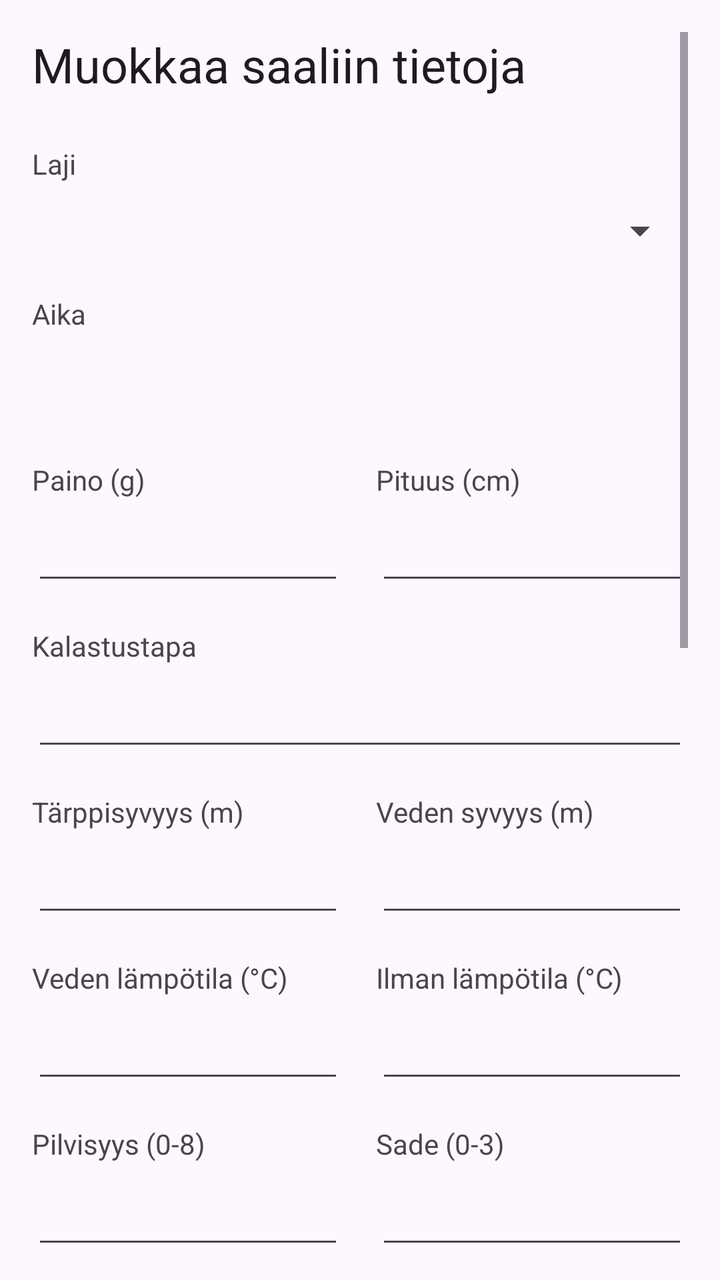
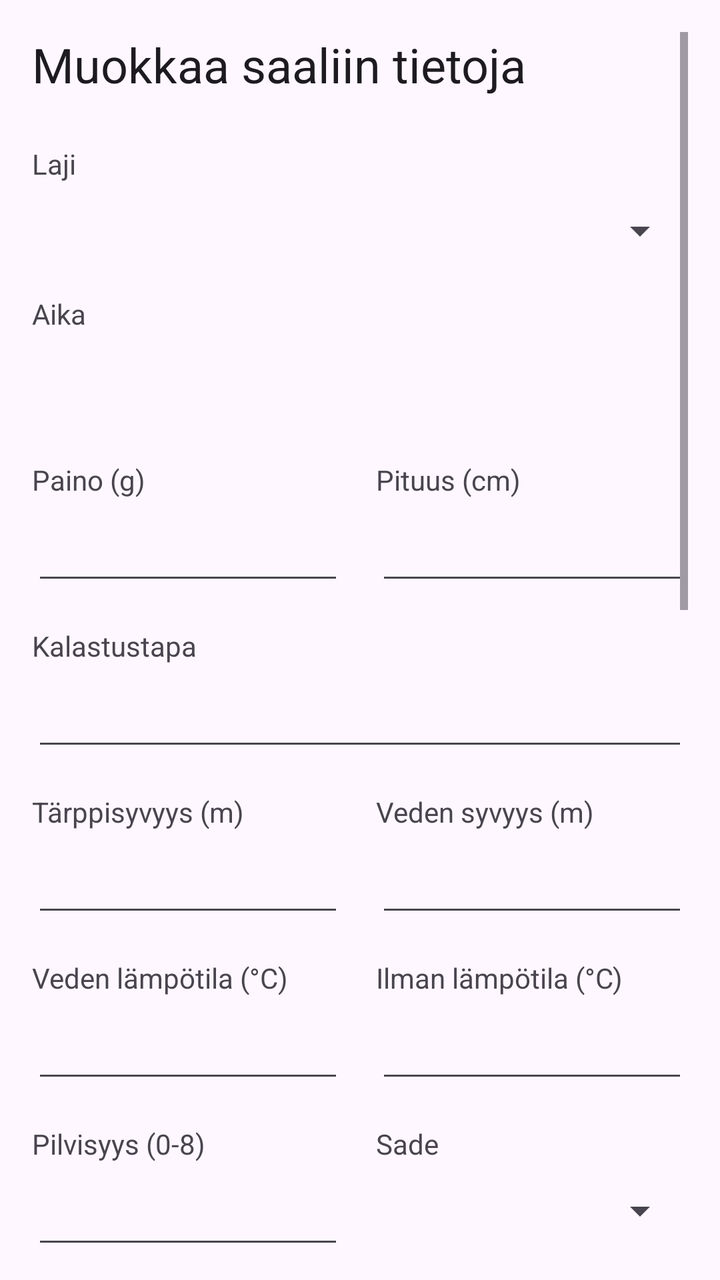

Screens rendered from an Android XML layout before and after an edit, with the pre-edit source and the edit as a unified diff.
<!-- AndroidManifest.xml: application theme Theme.KalaKartta -->
<!-- res/layout/activity_edit_catch.xml -->
<?xml version="1.0" encoding="utf-8"?>
<ScrollView xmlns:android="http://schemas.android.com/apk/res/android"
    xmlns:app="http://schemas.android.com/apk/res-auto"
    android:layout_width="match_parent"
    android:layout_height="match_parent"
    android:padding="16dp">

    <LinearLayout
        android:layout_width="match_parent"
        android:layout_height="wrap_content"
        android:orientation="vertical">

        <TextView
            android:layout_width="match_parent"
            android:layout_height="wrap_content"
            android:text="@string/edit_catch_title"
            android:textAppearance="@style/TextAppearance.AppCompat.Headline"
            android:layout_marginBottom="24dp" />

        <TextView
            android:layout_width="match_parent"
            android:layout_height="wrap_content"
            android:text="@string/species" />
        <Spinner
            android:id="@+id/speciesSpinner"
            android:layout_width="match_parent"
            android:layout_height="wrap_content"
            android:minHeight="48dp"
            android:layout_marginBottom="8dp" />

        <CheckBox
            android:id="@+id/autoWeatherCheckBox"
            android:layout_width="match_parent"
            android:layout_height="wrap_content"
            android:text="Lisää säätiedot automaattisesti"
            android:layout_marginBottom="4dp"
            android:visibility="gone" />

        <TextView
            android:id="@+id/nearestStationText"
            android:layout_width="match_parent"
            android:layout_height="wrap_content"
            android:text="Lähin sääasema: haetaan..."
            android:textSize="12sp"
            android:layout_marginBottom="16dp"
            android:visibility="gone" />

        <TextView
            android:layout_width="match_parent"
            android:layout_height="wrap_content"
            android:text="@string/time" />
        <Button
            android:id="@+id/dateTimeButton"
            style="@style/Widget.Material3.Button.TextButton"
            android:layout_width="match_parent"
            android:layout_height="wrap_content"
            android:layout_marginBottom="16dp"
            android:gravity="start|center_vertical"
            android:textAlignment="viewStart" />

        <LinearLayout
            android:layout_width="match_parent"
            android:layout_height="wrap_content"
            android:orientation="horizontal"
            android:baselineAligned="false">
            <LinearLayout
                android:layout_width="0dp"
                android:layout_height="wrap_content"
                android:layout_weight="1"
                android:orientation="vertical"
                android:layout_marginEnd="8dp">
                <TextView
                    android:layout_width="match_parent"
                    android:layout_height="wrap_content"
                    android:text="@string/weight" />
                <EditText
                    android:id="@+id/weightEditText"
                    android:layout_width="match_parent"
                    android:layout_height="wrap_content"
                    android:inputType="number"
                    android:minHeight="48dp"
                    android:importantForAutofill="no" />
            </LinearLayout>
            <LinearLayout
                android:layout_width="0dp"
                android:layout_height="wrap_content"
                android:layout_weight="1"
                android:orientation="vertical"
                android:layout_marginStart="8dp">
                <TextView
                    android:layout_width="match_parent"
                    android:layout_height="wrap_content"
                    android:text="@string/length" />
                <EditText
                    android:id="@+id/lengthEditText"
                    android:layout_width="match_parent"
                    android:layout_height="wrap_content"
                    android:inputType="number"
                    android:minHeight="48dp"
                    android:importantForAutofill="no" />
            </LinearLayout>
        </LinearLayout>

        <TextView
            android:layout_width="match_parent"
            android:layout_height="wrap_content"
            android:text="@string/method"
            android:layout_marginTop="16dp" />
        <EditText
            android:id="@+id/methodEditText"
            android:layout_width="match_parent"
            android:layout_height="wrap_content"
            android:inputType="text"
            android:minHeight="48dp"
            android:importantForAutofill="no" />

        <LinearLayout
            android:layout_width="match_parent"
            android:layout_height="wrap_content"
            android:orientation="horizontal"
            android:baselineAligned="false"
            android:layout_marginTop="16dp">
            <LinearLayout
                android:layout_width="0dp"
                android:layout_height="wrap_content"
                android:layout_weight="1"
                android:orientation="vertical"
                android:layout_marginEnd="8dp">
                <TextView
                    android:layout_width="match_parent"
                    android:layout_height="wrap_content"
                    android:text="@string/strike_depth" />
                <EditText
                    android:id="@+id/strikeDepthEditText"
                    android:layout_width="match_parent"
                    android:layout_height="wrap_content"
                    android:inputType="numberDecimal"
                    android:minHeight="48dp"
                    android:importantForAutofill="no" />
            </LinearLayout>
            <LinearLayout
                android:layout_width="0dp"
                android:layout_height="wrap_content"
                android:layout_weight="1"
                android:orientation="vertical"
                android:layout_marginStart="8dp">
                <TextView
                    android:layout_width="match_parent"
                    android:layout_height="wrap_content"
                    android:text="@string/water_depth" />
                <EditText
                    android:id="@+id/waterDepthEditText"
                    android:layout_width="match_parent"
                    android:layout_height="wrap_content"
                    android:inputType="numberDecimal"
                    android:minHeight="48dp"
                    android:importantForAutofill="no" />
            </LinearLayout>
        </LinearLayout>

        <LinearLayout
            android:layout_width="match_parent"
            android:layout_height="wrap_content"
            android:orientation="horizontal"
            android:baselineAligned="false"
            android:layout_marginTop="16dp">
            <LinearLayout
                android:layout_width="0dp"
                android:layout_height="wrap_content"
                android:layout_weight="1"
                android:orientation="vertical"
                android:layout_marginEnd="8dp">
                <TextView
                    android:layout_width="match_parent"
                    android:layout_height="wrap_content"
                    android:text="@string/water_temp" />
                <EditText
                    android:id="@+id/waterTempEditText"
                    android:layout_width="match_parent"
                    android:layout_height="wrap_content"
                    android:inputType="numberDecimal|numberSigned"
                    android:minHeight="48dp"
                    android:importantForAutofill="no" />
            </LinearLayout>
            <LinearLayout
                android:layout_width="0dp"
                android:layout_height="wrap_content"
                android:layout_weight="1"
                android:orientation="vertical"
                android:layout_marginStart="8dp">
                <TextView
                    android:layout_width="match_parent"
                    android:layout_height="wrap_content"
                    android:text="@string/air_temp" />
                <EditText
                    android:id="@+id/airTempEditText"
                    android:layout_width="match_parent"
                    android:layout_height="wrap_content"
                    android:inputType="numberDecimal|numberSigned"
                    android:minHeight="48dp"
                    android:importantForAutofill="no" />
            </LinearLayout>
        </LinearLayout>

        <LinearLayout
            android:layout_width="match_parent"
            android:layout_height="wrap_content"
            android:orientation="horizontal"
            android:baselineAligned="false"
            android:layout_marginTop="16dp">
            <LinearLayout
                android:layout_width="0dp"
                android:layout_height="wrap_content"
                android:layout_weight="1"
                android:orientation="vertical"
                android:layout_marginEnd="8dp">
                <TextView
                    android:layout_width="match_parent"
                    android:layout_height="wrap_content"
                    android:text="@string/cloudiness" />
                <EditText
                    android:id="@+id/cloudinessEditText"
                    android:layout_width="match_parent"
                    android:layout_height="wrap_content"
                    android:inputType="number"
                    android:minHeight="48dp"
                    android:importantForAutofill="no" />
            </LinearLayout>
            <LinearLayout
                android:layout_width="0dp"
                android:layout_height="wrap_content"
                android:layout_weight="1"
                android:orientation="vertical"
                android:layout_marginStart="8dp">
                <TextView
                    android:layout_width="match_parent"
                    android:layout_height="wrap_content"
                    android:text="@string/rain" />
                <EditText
                    android:id="@+id/rainEditText"
                    android:layout_width="match_parent"
                    android:layout_height="wrap_content"
                    android:inputType="number"
                    android:minHeight="48dp"
                    android:importantForAutofill="no" />
            </LinearLayout>
        </LinearLayout>

        <LinearLayout
            android:layout_width="match_parent"
            android:layout_height="wrap_content"
            android:orientation="horizontal"
            android:baselineAligned="false"
            android:layout_marginTop="16dp">
            <LinearLayout
                android:layout_width="0dp"
                android:layout_height="wrap_content"
                android:layout_weight="1"
                android:orientation="vertical"
                android:layout_marginEnd="8dp">
                <TextView
                    android:layout_width="match_parent"
                    android:layout_height="wrap_content"
                    android:text="@string/wind_speed" />
                <EditText
                    android:id="@+id/windSpeedEditText"
                    android:layout_width="match_parent"
                    android:layout_height="wrap_content"
                    android:inputType="numberDecimal"
                    android:minHeight="48dp"
                    android:importantForAutofill="no" />
            </LinearLayout>
            <LinearLayout
                android:layout_width="0dp"
                android:layout_height="wrap_content"
                android:layout_weight="1"
                android:orientation="vertical"
                android:layout_marginStart="8dp">
                <TextView
                    android:layout_width="match_parent"
                    android:layout_height="wrap_content"
                    android:text="@string/wind_direction" />
                <EditText
                    android:id="@+id/windDirectionEditText"
                    android:layout_width="match_parent"
                    android:layout_height="wrap_content"
                    android:inputType="number"
                    android:minHeight="48dp"
                    android:importantForAutofill="no" />
            </LinearLayout>
        </LinearLayout>

        <LinearLayout
            android:layout_width="match_parent"
            android:layout_height="wrap_content"
            android:orientation="horizontal"
            android:baselineAligned="false"
            android:layout_marginTop="16dp">
            <LinearLayout
                android:layout_width="0dp"
                android:layout_height="wrap_content"
                android:layout_weight="1"
                android:orientation="vertical"
                android:layout_marginEnd="8dp">
                <TextView
                    android:layout_width="match_parent"
                    android:layout_height="wrap_content"
                    android:text="@string/pressure" />
                <EditText
                    android:id="@+id/pressureEditText"
                    android:layout_width="match_parent"
                    android:layout_height="wrap_content"
                    android:inputType="numberDecimal"
                    android:minHeight="48dp"
                    android:importantForAutofill="no" />
            </LinearLayout>
            <View
                android:layout_width="0dp"
                android:layout_height="0dp"
                android:layout_weight="1"
                android:layout_marginStart="8dp" />
        </LinearLayout>

        <TextView
            android:layout_width="match_parent"
            android:layout_height="wrap_content"
            android:text="@string/additional_info"
            android:layout_marginTop="16dp" />
        <EditText
            android:id="@+id/additionalInfoEditText"
            android:layout_width="match_parent"
            android:layout_height="wrap_content"
            android:inputType="textMultiLine"
            android:minLines="2"
            android:gravity="top"
            android:importantForAutofill="no" />

        <TextView
            android:layout_width="match_parent"
            android:layout_height="wrap_content"
            android:text="@string/trip_notes"
            android:layout_marginTop="16dp" />
        <EditText
            android:id="@+id/tripNotesEditText"
            android:layout_width="match_parent"
            android:layout_height="wrap_content"
            android:inputType="textMultiLine"
            android:minLines="2"
            android:gravity="top"
            android:importantForAutofill="no" />

        <LinearLayout
            android:layout_width="match_parent"
            android:layout_height="wrap_content"
            android:orientation="horizontal"
            android:baselineAligned="false"
            android:layout_marginTop="16dp">
            <LinearLayout
                android:layout_width="0dp"
                android:layout_height="wrap_content"
                android:layout_weight="1"
                android:orientation="vertical"
                android:layout_marginEnd="8dp">
                <TextView
                    android:layout_width="match_parent"
                    android:layout_height="wrap_content"
                    android:text="@string/latitude" />
                <EditText
                    android:id="@+id/latEditText"
                    android:layout_width="match_parent"
                    android:layout_height="wrap_content"
                    android:inputType="numberDecimal|numberSigned"
                    android:minHeight="48dp"
                    android:importantForAutofill="no" />
            </LinearLayout>
            <LinearLayout
                android:layout_width="0dp"
                android:layout_height="wrap_content"
                android:layout_weight="1"
                android:orientation="vertical"
                android:layout_marginStart="8dp">
                <TextView
                    android:layout_width="match_parent"
                    android:layout_height="wrap_content"
                    android:text="@string/longitude" />
                <EditText
                    android:id="@+id/lonEditText"
                    android:layout_width="match_parent"
                    android:layout_height="wrap_content"
                    android:inputType="numberDecimal|numberSigned"
                    android:minHeight="48dp"
                    android:importantForAutofill="no" />
            </LinearLayout>
        </LinearLayout>

        <com.google.android.material.button.MaterialButton
            android:id="@+id/saveButton"
            android:layout_width="match_parent"
            android:layout_height="wrap_content"
            android:layout_marginTop="32dp"
            android:text="@string/save"
            android:padding="16dp"
            app:shapeAppearanceOverlay="@style/ShapeAppearance.KalaKartta.Rounded" />

        <com.google.android.material.button.MaterialButton
            android:id="@+id/cancelButton"
            style="@style/Widget.Material3.Button.TextButton"
            android:layout_width="match_parent"
            android:layout_height="wrap_content"
            android:layout_marginTop="8dp"
            android:layout_marginBottom="32dp"
            android:text="@string/cancel"
            android:padding="16dp" />

    </LinearLayout>
</ScrollView>
<!-- resources referenced by this layout -->
<resources>
  <string name="additional_info">Lisätiedot</string>
  <string name="air_temp">Ilman lämpötila (°C)</string>
  <string name="cancel">Peruuta</string>
  <string name="cloudiness">Pilvisyys (0-8)</string>
  <string name="edit_catch_title">Muokkaa saaliin tietoja</string>
  <string name="latitude">Leveysaste (Lat)</string>
  <string name="length">Pituus (cm)</string>
  <string name="longitude">Pituusaste (Lon)</string>
  <string name="method">Kalastustapa</string>
  <string name="pressure">Ilmanpaine (hPa)</string>
  <string name="rain">Sade (0-3)</string>
  <string name="save">Tallenna</string>
  <string name="species">Laji</string>
  <string name="strike_depth">Tärppisyvyys (m)</string>
  <string name="time">Aika</string>
  <string name="trip_notes">Kalapäiväkirjan merkinnät</string>
  <string name="water_depth">Veden syvyys (m)</string>
  <string name="water_temp">Veden lämpötila (°C)</string>
  <string name="weight">Paino (g)</string>
  <string name="wind_direction">Tuulen suunta (astetta)</string>
  <string name="wind_speed">Tuulen nopeus (m/s)</string>
  <style name="ShapeAppearance.KalaKartta.Rounded" parent="">
          <item name="cornerSize">12dp</item>
      </style>
  <style name="Theme.KalaKartta" parent="Base.Theme.KalaKartta" />
  <style name="Base.Theme.KalaKartta" parent="Theme.Material3.DayNight.NoActionBar">
          
          
      </style>
</resources>

<!-- the commit's change to res/layout/activity_edit_catch.xml (unified diff, before → after) -->
@@ -236,58 +236,86 @@
                     android:layout_width="match_parent"
                     android:layout_height="wrap_content"
                     android:text="@string/rain" />
-                <EditText
-                    android:id="@+id/rainEditText"
+                <Spinner
+                    android:id="@+id/rainSpinner"
+                    android:layout_width="match_parent"
+                    android:layout_height="wrap_content"
+                    android:minHeight="48dp" />
+            </LinearLayout>
+        </LinearLayout>
+
+        <LinearLayout
+            android:layout_width="match_parent"
+            android:layout_height="wrap_content"
+            android:orientation="horizontal"
+            android:baselineAligned="false"
+            android:layout_marginTop="16dp">
+            <LinearLayout
+                android:layout_width="0dp"
+                android:layout_height="wrap_content"
+                android:layout_weight="1"
+                android:orientation="vertical"
+                android:layout_marginEnd="8dp">
+                <TextView
+                    android:layout_width="match_parent"
+                    android:layout_height="wrap_content"
+                    android:text="@string/rain_hour_mm" />
+                <EditText
+                    android:id="@+id/rainHourMmEditText"
+                    android:layout_width="match_parent"
+                    android:layout_height="wrap_content"
+                    android:inputType="numberDecimal"
+                    android:minHeight="48dp"
+                    android:importantForAutofill="no" />
+            </LinearLayout>
+            <LinearLayout
+                android:layout_width="0dp"
+                android:layout_height="wrap_content"
+                android:layout_weight="1"
+                android:orientation="vertical"
+                android:layout_marginStart="8dp">
+                <TextView
+                    android:layout_width="match_parent"
+                    android:layout_height="wrap_content"
+                    android:text="@string/wind_speed" />
+                <EditText
+                    android:id="@+id/windSpeedEditText"
+                    android:layout_width="match_parent"
+                    android:layout_height="wrap_content"
+                    android:inputType="numberDecimal"
+                    android:minHeight="48dp"
+                    android:importantForAutofill="no" />
+            </LinearLayout>
+        </LinearLayout>
+        <LinearLayout
+            android:layout_width="match_parent"
+            android:layout_height="wrap_content"
+            android:orientation="horizontal"
+            android:baselineAligned="false"
+            android:layout_marginTop="16dp">
+            <LinearLayout
+                android:layout_width="0dp"
+                android:layout_height="wrap_content"
+                android:layout_weight="1"
+                android:orientation="vertical"
+                android:layout_marginEnd="8dp">
+                <TextView
+                    android:layout_width="match_parent"
+                    android:layout_height="wrap_content"
+                    android:text="@string/wind_direction" />
+                <EditText
+                    android:id="@+id/windDirectionEditText"
                     android:layout_width="match_parent"
                     android:layout_height="wrap_content"
                     android:inputType="number"
                     android:minHeight="48dp"
                     android:importantForAutofill="no" />
             </LinearLayout>
-        </LinearLayout>
-
-        <LinearLayout
-            android:layout_width="match_parent"
-            android:layout_height="wrap_content"
-            android:orientation="horizontal"
-            android:baselineAligned="false"
-            android:layout_marginTop="16dp">
-            <LinearLayout
-                android:layout_width="0dp"
-                android:layout_height="wrap_content"
-                android:layout_weight="1"
-                android:orientation="vertical"
-                android:layout_marginEnd="8dp">
-                <TextView
-                    android:layout_width="match_parent"
-                    android:layout_height="wrap_content"
-                    android:text="@string/wind_speed" />
-                <EditText
-                    android:id="@+id/windSpeedEditText"
-                    android:layout_width="match_parent"
-                    android:layout_height="wrap_content"
-                    android:inputType="numberDecimal"
-                    android:minHeight="48dp"
-                    android:importantForAutofill="no" />
-            </LinearLayout>
-            <LinearLayout
-                android:layout_width="0dp"
-                android:layout_height="wrap_content"
-                android:layout_weight="1"
-                android:orientation="vertical"
-                android:layout_marginStart="8dp">
-                <TextView
-                    android:layout_width="match_parent"
-                    android:layout_height="wrap_content"
-                    android:text="@string/wind_direction" />
-                <EditText
-                    android:id="@+id/windDirectionEditText"
-                    android:layout_width="match_parent"
-                    android:layout_height="wrap_content"
-                    android:inputType="number"
-                    android:minHeight="48dp"
-                    android:importantForAutofill="no" />
-            </LinearLayout>
+            <View
+                android:layout_width="0dp"
+                android:layout_height="0dp"
+                android:layout_weight="1"
+                android:layout_marginStart="8dp" />
         </LinearLayout>
 
         <LinearLayout
<!-- resource entries referenced after the edit -->
@@ -10,7 +10,8 @@
   <string name="longitude">Pituusaste (Lon)</string>
   <string name="method">Kalastustapa</string>
   <string name="pressure">Ilmanpaine (hPa)</string>
-  <string name="rain">Sade (0-3)</string>
+  <string name="rain">Sade</string>
+  <string name="rain_hour_mm">Sade (mm / h)</string>
   <string name="save">Tallenna</string>
   <string name="species">Laji</string>
   <string name="strike_depth">Tärppisyvyys (m)</string>
